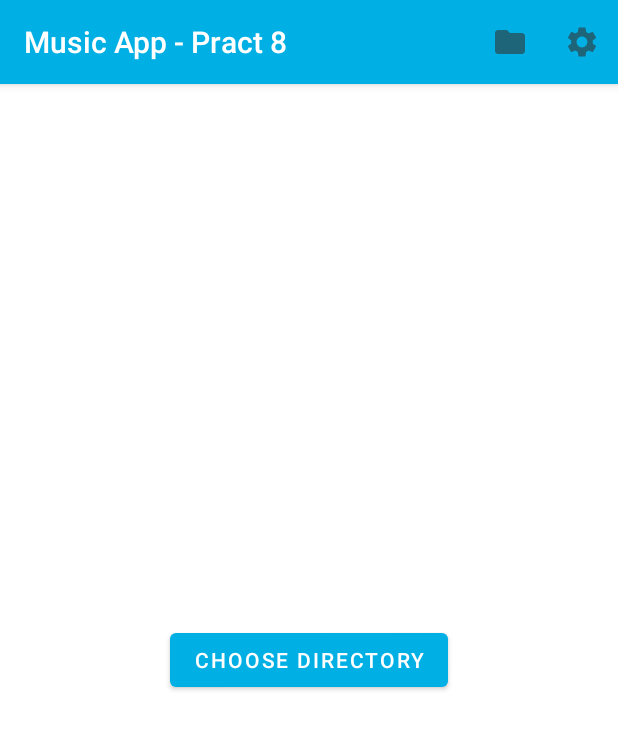
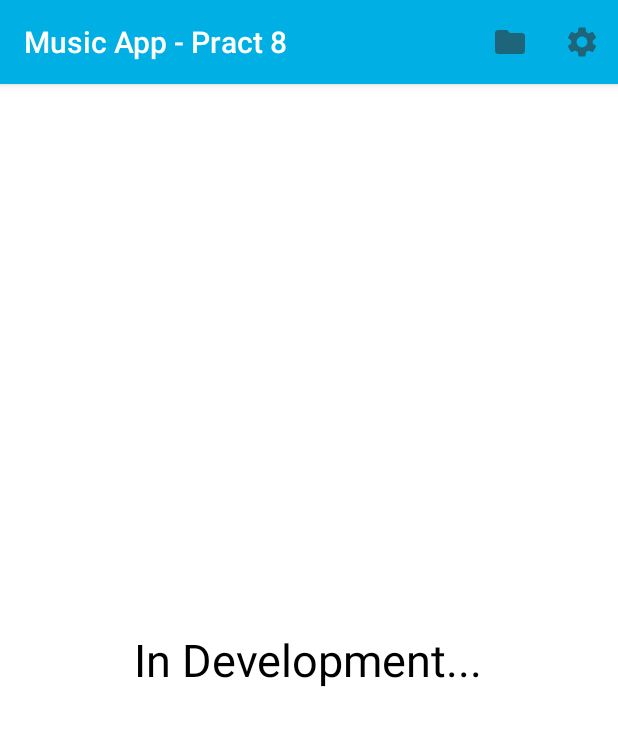
Before and after one commit to IshaanBose/music-app, an Android app: the screen it shows after launch (MainActivity), after a tap on "Settings", on a phone screen of 412 x 824 dp. Shown: the top 729 px of the screen. Run offline under Robolectric (Android 15) with nearby library versions, the phone set to English and light mode, and no system bars.

Commit message:
roughly completed

```diff
--- a/app/build.gradle
+++ b/app/build.gradle
@@ -38,6 +38,7 @@ dependencies {
     implementation 'com.google.android.material:material:1.6.1'
     implementation 'androidx.constraintlayout:constraintlayout:2.1.4'
     implementation 'androidx.fragment:fragment-ktx:1.5.2'
+    implementation 'androidx.cardview:cardview:1.0.0'
     testImplementation 'junit:junit:4.13.2'
     androidTestImplementation 'androidx.test.ext:junit:1.1.3'
     androidTestImplementation 'androidx.test.espresso:espresso-core:3.4.0'
--- a/app/src/main/java/com/example/musicapp/pract8/ButtonFragment.kt
+++ b/app/src/main/java/com/example/musicapp/pract8/ButtonFragment.kt
@@ -8,14 +8,6 @@ import androidx.core.view.MenuHost
 import androidx.core.view.MenuProvider
 import com.google.android.material.button.MaterialButton
 
-private const val ARG_PARAM1 = "param1"
-private const val ARG_PARAM2 = "param2"
-
-/**
- * A simple [Fragment] subclass.
- * Use the [ButtonFragment.newInstance] factory method to
- * create an instance of this fragment.
- */
 class ButtonFragment : Fragment() {
 
     override fun onCreate(savedInstanceState: Bundle?) {
@@ -32,57 +24,41 @@ class ButtonFragment : Fragment() {
     override fun onViewCreated(view: View, savedInstanceState: Bundle?) {
         super.onViewCreated(view, savedInstanceState)
 
-        val menuHost: MenuHost = requireActivity()
+//        val menuHost: MenuHost = requireActivity()
 
         view.findViewById<MaterialButton>(R.id.choose_dir).setOnClickListener(View.OnClickListener {
             (requireActivity() as MainActivity).requestPermission()
         })
 
-        menuHost.addMenuProvider(object: MenuProvider {
-            override fun onCreateMenu(menu: Menu, menuInflater: MenuInflater) {
-                var openDirIcon = 0
-                var closedDirIcon = 0
-
-                when (context!!.resources.configuration.uiMode and Configuration.UI_MODE_NIGHT_MASK){
-                    Configuration.UI_MODE_NIGHT_YES -> {
-                        menuInflater.inflate(R.menu.menu_main_dark, menu)
-                        openDirIcon = R.drawable.ic_directory_open_white
-                        closedDirIcon = R.drawable.ic_directory_white
-                    }
-                    Configuration.UI_MODE_NIGHT_NO -> {
-                        menuInflater.inflate(R.menu.menu_main_light, menu)
-                        openDirIcon = R.drawable.ic_directory_open_black
-                        closedDirIcon = R.drawable.ic_directory_black
-                    }
-                }
-
-                menu.getItem(0).setVisible(false)
-            }
-
-            override fun onMenuItemSelected(menuItem: MenuItem): Boolean {
-                TODO("Not yet implemented")
-            }
-
-        })
+//        menuHost.addMenuProvider(object: MenuProvider {
+//            override fun onCreateMenu(menu: Menu, menuInflater: MenuInflater) {
+//                var openDirIcon = 0
+//                var closedDirIcon = 0
+//
+//                when (view.context.resources.configuration.uiMode and Configuration.UI_MODE_NIGHT_MASK){
+//                    Configuration.UI_MODE_NIGHT_YES -> {
+//                        menuInflater.inflate(R.menu.menu_main_dark, menu)
+//                        openDirIcon = R.drawable.ic_directory_open_white
+//                        closedDirIcon = R.drawable.ic_directory_white
+//                    }
+//                    Configuration.UI_MODE_NIGHT_NO -> {
+//                        menuInflater.inflate(R.menu.menu_main_light, menu)
+//                        openDirIcon = R.drawable.ic_directory_open_black
+//                        closedDirIcon = R.drawable.ic_directory_black
+//                    }
+//                }
+//
+//                menu.getItem(0).setVisible(false)
+//            }
+//
+//            override fun onMenuItemSelected(menuItem: MenuItem): Boolean {return true}
+//
+//        })
     }
 
     companion object {
-        /**
-         * Use this factory method to create a new instance of
-         * this fragment using the provided parameters.
-         *
-         * @param param1 Parameter 1.
-         * @param param2 Parameter 2.
-         * @return A new instance of fragment ButtonFragment.
-         */
-        // TODO: Rename and change types and number of parameters
         @JvmStatic
-        fun newInstance(param1: String, param2: String) =
-            ButtonFragment().apply {
-//                arguments = Bundle().apply {
-//                    putString(ARG_PARAM1, param1)
-//                    putString(ARG_PARAM2, param2)
-//                }
-            }
+        fun newInstance() =
+            ButtonFragment().apply {}
     }
 }
--- /dev/null
+++ b/app/src/main/java/com/example/musicapp/pract8/SettingsFragment.kt
@@ -0,0 +1,27 @@
+package com.example.musicapp.pract8
+
+import android.os.Bundle
+import androidx.fragment.app.Fragment
+import android.view.LayoutInflater
+import android.view.View
+import android.view.ViewGroup
+
+class SettingsFragment : Fragment() {
+    override fun onCreate(savedInstanceState: Bundle?) {
+        super.onCreate(savedInstanceState)
+    }
+
+    override fun onCreateView(
+        inflater: LayoutInflater, container: ViewGroup?,
+        savedInstanceState: Bundle?
+    ): View? {
+        // Inflate the layout for this fragment
+        return inflater.inflate(R.layout.fragment_settings, container, false)
+    }
+
+    companion object {
+        @JvmStatic
+        fun newInstance() =
+            SettingsFragment().apply {}
+    }
+}
--- /dev/null
+++ b/app/src/main/res/layout/fragment_settings.xml
@@ -0,0 +1,15 @@
+<?xml version="1.0" encoding="utf-8"?>
+<FrameLayout xmlns:android="http://schemas.android.com/apk/res/android"
+    xmlns:tools="http://schemas.android.com/tools"
+    android:layout_width="match_parent"
+    android:layout_height="match_parent"
+    tools:context=".SettingsFragment">
+
+    <TextView
+        android:layout_width="wrap_content"
+        android:layout_height="wrap_content"
+        android:layout_gravity="center"
+        android:textSize="30sp"
+        android:text="@string/in_development" />
+
+</FrameLayout>
--- a/app/src/main/res/values/colors.xml
+++ b/app/src/main/res/values/colors.xml
@@ -13,4 +13,6 @@
     <color name="blue_variant">#006EE4</color>
     <color name="item_select">#606C6C6C</color>
     <color name="transparent">#00000000</color>
+    <color name="album_icon_bg">#9E67EEFF</color>
+    <color name="album_text_bg">#BCFFFFFF</color>
 </resources>
--- a/app/src/main/res/values/strings.xml
+++ b/app/src/main/res/values/strings.xml
@@ -9,4 +9,5 @@
     <string name="delete">Delete</string>
     <!-- TODO: Remove or change this placeholder text -->
     <string name="hello_blank_fragment">Hello blank fragment</string>
+    <string name="in_development">In Development...</string>
 </resources>
```
Also changed, not shown: app/src/main/java/com/example/musicapp/pract8/AlbumListAdapter.kt (added, +41 -0 lines), app/src/main/java/com/example/musicapp/pract8/AlbumViewFragment.kt (added, +45 -0 lines), app/src/main/java/com/example/musicapp/pract8/MainActivity.kt (+182 -127 lines), app/src/main/java/com/example/musicapp/pract8/MusicListAdapter2.kt (added, +90 -0 lines), app/src/main/java/com/example/musicapp/pract8/MusicListFragment.kt (added, +73 -0 lines), app/src/main/res/layout/fragment_album_view.xml (added, +14 -0 lines), app/src/main/res/layout/fragment_music_list.xml (added, +13 -0 lines), app/src/main/res/layout/item_album.xml (added, +27 -0 lines), app/src/main/res/drawable-xxxhdpi/album_icon.png (added).
